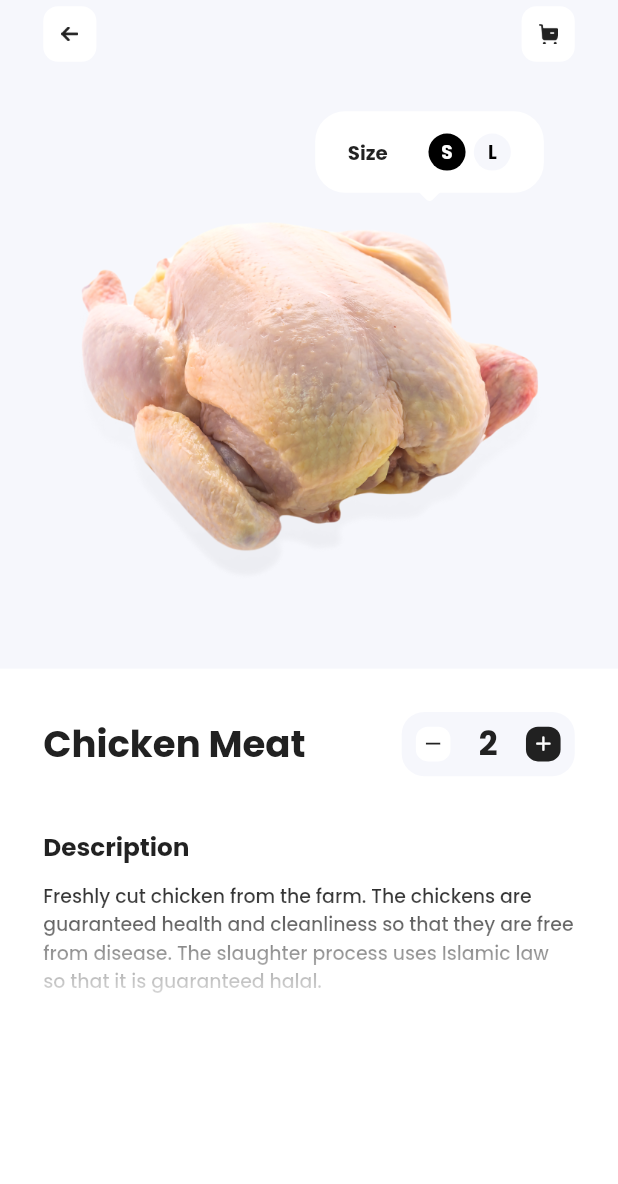
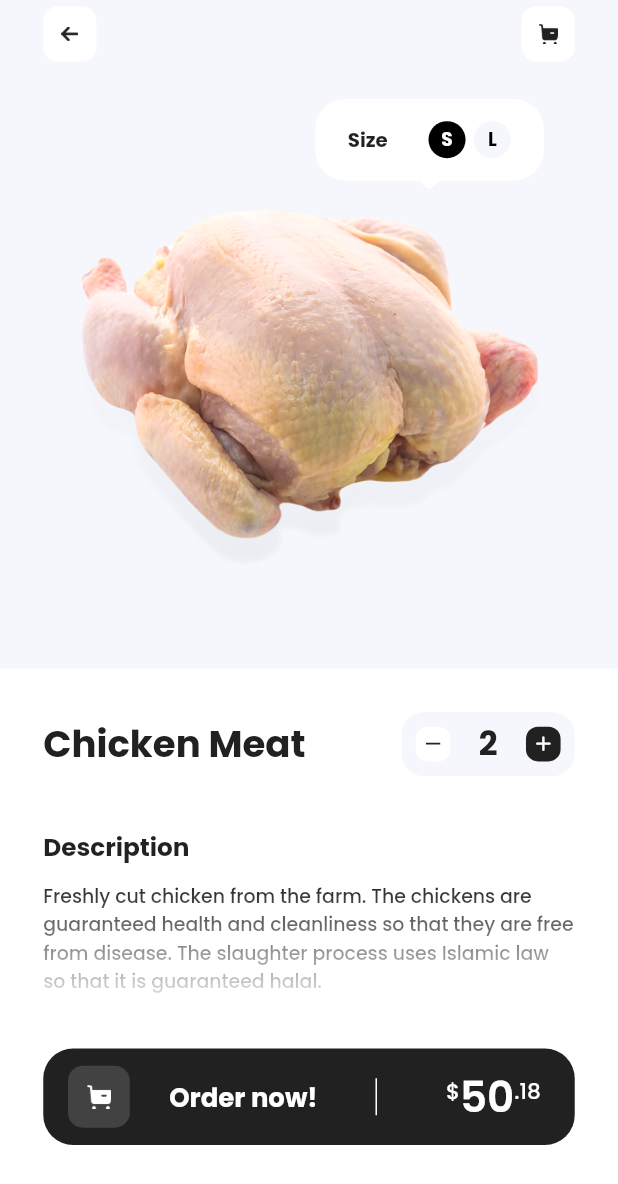
Before and after one commit to araujo-alef/dine_market_app_flutter, a Flutter app: the ProductDetailsPage screen opened by its route, on a phone screen of 412 x 824 dp. Shown: the top 1184 px of the screen. Run offline on Flutter 3.47's test engine with Material 2 defaults, Android fonts, the phone set to English and light mode, and no system bars; our stand-ins replace carousel_slider, get, google_fonts, smooth_page_indicator.

Commit message:
added order now button on product details page

```diff
--- a/lib/app/ui/android/product_details/product_details_page.dart
+++ b/lib/app/ui/android/product_details/product_details_page.dart
@@ -3,7 +3,6 @@ import 'package:flutter/material.dart';
 import 'package:google_fonts/google_fonts.dart';
 
 class ProductDetailsPage extends StatelessWidget {
-
   @override
   Widget build(BuildContext context) {
     final height = MediaQuery.of(context).size.height / 100;
@@ -17,8 +16,12 @@ class ProductDetailsPage extends StatelessWidget {
           child: Column(
             children: [
               Container(
-                height: height * 9,
-                padding: EdgeInsets.only( left: width * 7, right: width * 7, bottom: height * 4, top: height * 0.5),
+                height: height * 8,
+                padding: EdgeInsets.only(
+                    left: width * 7,
+                    right: width * 7,
+                    bottom: height * 3,
+                    top: height * 0.5),
                 child: Row(
                   mainAxisAlignment: MainAxisAlignment.spaceBetween,
                   children: [
@@ -27,13 +30,14 @@ class ProductDetailsPage extends StatelessWidget {
                       width: height * 4.3,
                       decoration: BoxDecoration(
                           color: Colors.white,
-                        borderRadius: BorderRadius.all(Radius.circular(10))
-                      ),
+                          borderRadius: BorderRadius.all(Radius.circular(10))),
                       child: IconButton(
                         icon: Container(
                             child: Padding(
                           padding: EdgeInsets.all(height * 0.5),
-                            child: Image(image: AssetImage('assets/images/arrow_left_icon.png'),
+                          child: Image(
+                            image:
+                                AssetImage('assets/images/arrow_left_icon.png'),
                           ),
                         )),
                         onPressed: () => Navigator.of(context).pop(),
@@ -44,13 +48,14 @@ class ProductDetailsPage extends StatelessWidget {
                       width: height * 4.3,
                       decoration: BoxDecoration(
                           color: Colors.white,
-                        borderRadius: BorderRadius.all(Radius.circular(10))
-                      ),
+                          borderRadius: BorderRadius.all(Radius.circular(10))),
                       child: IconButton(
                         icon: Container(
                             child: Padding(
                           padding: EdgeInsets.all(height * 0.4),
-                            child: Image(image: AssetImage('assets/images/shopping_cart_icon_dark.png'),
+                          child: Image(
+                            image: AssetImage(
+                                'assets/images/shopping_cart_icon_dark.png'),
                           ),
                         )),
                         onPressed: () => Navigator.of(context).pop(),
@@ -61,7 +66,8 @@ class ProductDetailsPage extends StatelessWidget {
               ),
               Container(
                 height: height * 8.6,
-                padding: EdgeInsets.only(bottom: height * 1.5, left: width * 7, right: width * 7),
+                padding: EdgeInsets.only(
+                    bottom: height * 1.5, left: width * 7, right: width * 7),
                 alignment: Alignment.centerRight,
                 child: Padding(
                   padding: EdgeInsets.only(right: width * 5),
@@ -70,15 +76,13 @@ class ProductDetailsPage extends StatelessWidget {
               ),
               Container(
                 margin: EdgeInsets.only(left: width * 7, right: width * 7),
-                height: height * 36.5,
+                height: height * 37.5,
                 alignment: Alignment.topCenter,
                 child: Container(
                   height: height * 30,
                   decoration: BoxDecoration(
                       image: DecorationImage(
-                      image: AssetImage('assets/images/chicken_size.png')
-                    )
-                  ),
+                          image: AssetImage('assets/images/chicken_size.png'))),
                 ),
               ),
               Expanded(
@@ -90,7 +94,8 @@ class ProductDetailsPage extends StatelessWidget {
                       children: [
                         Container(
                           height: height * 13,
-                          padding: EdgeInsets.only(top: height * 3.5, bottom: height * 4.3),
+                          padding: EdgeInsets.only(
+                              top: height * 3.5, bottom: height * 4.3),
                           child: Row(
                             crossAxisAlignment: CrossAxisAlignment.center,
                             mainAxisAlignment: MainAxisAlignment.spaceBetween,
@@ -100,18 +105,18 @@ class ProductDetailsPage extends StatelessWidget {
                                 style: GoogleFonts.poppins(
                                     fontWeight: FontWeight.bold,
                                     fontSize: height * 3,
-                                  color: Color(0XFF212121)
-                                ),
+                                    color: Color(0XFF212121)),
                               ),
                               Container(
                                 height: height * 5.2,
                                 width: width * 28,
                                 decoration: BoxDecoration(
                                     color: Color(0XFFF6F7FC),
-                                  borderRadius: BorderRadius.all(Radius.circular(15))
-                                ),
+                                    borderRadius:
+                                        BorderRadius.all(Radius.circular(15))),
                                 child: Row(
-                                  mainAxisAlignment: MainAxisAlignment.spaceAround,
+                                    mainAxisAlignment:
+                                        MainAxisAlignment.spaceAround,
                                     children: [
                                       Container(
                                           alignment: Alignment.center,
@@ -119,29 +124,34 @@ class ProductDetailsPage extends StatelessWidget {
                                           height: height * 2.8,
                                           decoration: BoxDecoration(
                                               color: Color(0XFFFFFFFF),
-                                        borderRadius: BorderRadius.all(Radius.circular(8))
-                                      ),
-                                      child: Icon(Icons.remove, size: width * 4,)
-                                    ),
-                                    Container(child: Text(
+                                              borderRadius: BorderRadius.all(
+                                                  Radius.circular(8))),
+                                          child: Icon(
+                                            Icons.remove,
+                                            size: width * 4,
+                                          )),
+                                      Container(
+                                          child: Text(
                                         '2',
                                         style: GoogleFonts.poppins(
                                             fontWeight: FontWeight.bold,
                                             fontSize: 22,
-                                        color: Color(0XFF212121)
-                                      ),
+                                            color: Color(0XFF212121)),
                                       )),
                                       Container(
                                         width: height * 2.8,
                                         height: height * 2.8,
                                         decoration: BoxDecoration(
                                             color: Color(0XFF212121),
-                                        borderRadius: BorderRadius.all(Radius.circular(8))
+                                            borderRadius: BorderRadius.all(
+                                                Radius.circular(8))),
+                                        child: Icon(
+                                          Icons.add_rounded,
+                                          color: Colors.white,
+                                          size: width * 4,
                                         ),
-                                      child: Icon(Icons.add_rounded, color: Colors.white, size: width * 4,),
                                       ),
-                                  ]
-                                ),
+                                    ]),
                               )
                             ],
                           ),
@@ -153,8 +163,7 @@ class ProductDetailsPage extends StatelessWidget {
                             'Description',
                             style: GoogleFonts.poppins(
                                 fontSize: height * 2,
-                              fontWeight: FontWeight.bold
-                            ),
+                                fontWeight: FontWeight.bold),
                           ),
                         ),
                         Container(
@@ -182,15 +191,111 @@ class ProductDetailsPage extends StatelessWidget {
                                         colors: [
                                       Color(0X00FFFFFF),
                                       Color(0XFFFFFFFF),
-                                    ]
-                                  )
-                                ),
+                                    ])),
                                 height: height * 13,
                               ),
                             ],
                           ),
                         ),
-
+                        Container(
+                          height: height * 7.8,
+                          decoration: BoxDecoration(
+                              color: Color(0XFF212121),
+                              borderRadius:
+                                  BorderRadius.all(Radius.circular(20))),
+                          child: Padding(
+                            padding:
+                                EdgeInsets.symmetric(horizontal: width * 4),
+                            child: Row(
+                              children: [
+                                Container(
+                                  height: width * 10,
+                                  width: width * 10,
+                                  alignment: Alignment.center,
+                                  decoration: BoxDecoration(
+                                    color: Color(0XFF424242),
+                                    borderRadius:
+                                        BorderRadius.all(Radius.circular(10)),
+                                  ),
+                                  child: Container(
+                                    height: width * 4,
+                                    width: width * 4,
+                                    decoration: BoxDecoration(
+                                        image: DecorationImage(
+                                            image: AssetImage(
+                                                'assets/images/shopping_cart_icon_ligth.png'))),
+                                  ),
+                                ),
+                                Container(
+                                  alignment: Alignment.center,
+                                  width: width * 40,
+                                  height: height * 3,
+                                  decoration: BoxDecoration(
+                                      border: Border(
+                                          right: BorderSide(
+                                              color: Color(0XFFFFFFFF),
+                                              width: 1))),
+                                  child: Padding(
+                                    padding: EdgeInsets.only(right: width * 3),
+                                    child: Text('Order now!',
+                                        textAlign: TextAlign.center,
+                                        style: GoogleFonts.poppins(
+                                          fontWeight: FontWeight.bold,
+                                          color: Colors.white,
+                                          fontSize: width * 4.2)
+                                        ),
+                                  ),
+                                ),
+                                Container(
+                                  width: width * 28,
+                                  alignment: Alignment.center,
+                                  child: Padding(
+                                    padding: EdgeInsets.only(right: width * 1.5),
+                                    child: Row(
+                                      mainAxisAlignment: MainAxisAlignment.end,
+                                      children: [
+                                        Container(
+                                          height: height * 3.5,
+                                          child: Text(
+                                            '\$',
+                                            style: GoogleFonts.poppins(
+                                              fontWeight: FontWeight.w500,
+                                              color: Colors.white,
+                                              fontSize: width * 3.5
+                                            )
+                                          ),
+                                        ),
+                                        Container(
+                                          alignment: Alignment.center,
+                                          height: height * 5,
+                                          child: Text(
+                                            '50',
+                                            style: GoogleFonts.poppins(
+                                              fontWeight: FontWeight.w600,
+                                              color: Colors.white,
+                                              fontSize: width * 6.8
+                                            )
+                                          ),
+                                        ),
+                                        Container(
+                                          height: height * 3.5,
+                                          child: Text(
+                                            '.18',
+                                            style: GoogleFonts.poppins(
+                                              fontWeight: FontWeight.w500,
+                                              color: Colors.white,
+                                              fontSize: width * 3.5
+                                            )
+                                          ),
+                                        ),
+                                      ],
+                                    ),
+                                  ),
+                                )
+                              ],
+                            ),
+                          ),
+                        )
                       ],
                     ),
                   ),
@@ -204,8 +309,7 @@ class ProductDetailsPage extends StatelessWidget {
   }
 
   Widget cardProdutctSize(width, height) {
-    return
-    Container(
+    return Container(
       height: height * 7.1,
       child: Stack(
         children: [
@@ -219,8 +323,7 @@ class ProductDetailsPage extends StatelessWidget {
                 width: width * 3,
                 decoration: BoxDecoration(
                     color: Colors.white,
-                  borderRadius: BorderRadius.all(Radius.circular(3))
-                ),
+                    borderRadius: BorderRadius.all(Radius.circular(3))),
               ),
             ),
           ),
@@ -229,10 +332,11 @@ class ProductDetailsPage extends StatelessWidget {
             width: width * 37,
             decoration: BoxDecoration(
                 color: Colors.white,
-              borderRadius: BorderRadius.all(Radius.circular(20))
+                borderRadius: BorderRadius.all(Radius.circular(20))),
+            child: Padding(
+              padding: EdgeInsets.symmetric(
+                vertical: height * 1.8,
               ),
-            child: Padding(
-              padding: EdgeInsets.symmetric(vertical: height * 1.8,),
               child: Row(
                 children: [
                   Container(
@@ -243,16 +347,14 @@ class ProductDetailsPage extends StatelessWidget {
                           textAlign: TextAlign.center,
                           style: GoogleFonts.poppins(
                               fontWeight: FontWeight.bold,
-                          fontSize: height * 1.6
+                              fontSize: height * 1.6),
                         ),
-                      ),
-                    )
-                  ),
+                      )),
                   Container(
                     width: width * 18,
                     height: height * 3,
                     child: Padding(
-                      padding: EdgeInsets.only(right:  width * 2),
+                      padding: EdgeInsets.only(right: width * 2),
                       child: Row(
                         mainAxisAlignment: MainAxisAlignment.spaceEvenly,
                         children: [
@@ -262,36 +364,32 @@ class ProductDetailsPage extends StatelessWidget {
                               alignment: Alignment.center,
                               decoration: BoxDecoration(
                                   color: Colors.black,
-                              borderRadius: BorderRadius.all(Radius.circular(50))
-                            ),
+                                  borderRadius:
+                                      BorderRadius.all(Radius.circular(50))),
                               child: Text(
                                 'S',
                                 textAlign: TextAlign.center,
                                 style: GoogleFonts.poppins(
                                     fontWeight: FontWeight.bold,
                                     fontSize: height * 1.5,
-                                color: Colors.white
-                              ),
-                            )
-                          ),
+                                    color: Colors.white),
+                              )),
                           Container(
                               height: height * 3,
                               width: height * 3,
                               alignment: Alignment.center,
                               decoration: BoxDecoration(
                                   color: Color(0XFFF6F7FC),
-                              borderRadius: BorderRadius.all(Radius.circular(50))
-                            ),
+                                  borderRadius:
+                                      BorderRadius.all(Radius.circular(50))),
                               child: Text(
                                 'L',
                                 textAlign: TextAlign.center,
                                 style: GoogleFonts.poppins(
                                     fontWeight: FontWeight.bold,
                                     fontSize: height * 1.5,
-                                color: Colors.black
-                              ),
-                            )
-                          ),
+                                    color: Colors.black),
+                              )),
                         ],
                       ),
                     ),
```
Lines whose indentation alone changed are shown as unchanged.
